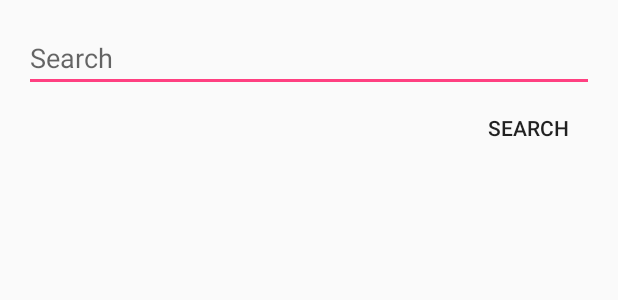
After one commit to knpFletcher/pownallkarenaca, an Android app: the layout activity_search.xml on its own in the app's theme, with its tools: preview values and no code run, on a phone screen of 412 x 824 dp. The commit adds this screen. Shown: the top 300 px of the screen. Run offline under Robolectric (Android 15) with nearby library versions, the phone set to English and light mode, and no system bars.

Commit message:
FilmSearch: working on adding search functionality

```diff
--- a/FilmSearch/app/build.gradle
+++ b/FilmSearch/app/build.gradle
@@ -1,4 +1,5 @@
 apply plugin: 'com.android.application'
+apply plugin: 'com.neenbedankt.android-apt'
 
 android {
     compileSdkVersion 24
@@ -41,4 +42,9 @@ dependencies {
     compile 'com.squareup.retrofit2:retrofit:2.1.0'
     compile 'com.squareup.retrofit2:converter-gson:2.1.0'
     compile 'com.squareup.picasso:picasso:2.5.2'
+    ///////////////
+    //butterknife//
+    ///////////////
+    compile 'com.jakewharton:butterknife:8.4.0'
+    apt 'com.jakewharton:butterknife-compiler:8.4.0'
 }
--- a/FilmSearch/app/src/main/AndroidManifest.xml
+++ b/FilmSearch/app/src/main/AndroidManifest.xml
@@ -22,6 +22,8 @@
         </activity>
         <activity android:name=".DetailActivity">
         </activity>
+        <activity android:name=".SearchActivity">
+        </activity>
     </application>
 
 </manifest>
--- a/FilmSearch/app/src/main/java/com/karenpownall/android/aca/filmsearch/MoviesApiService.java
+++ b/FilmSearch/app/src/main/java/com/karenpownall/android/aca/filmsearch/MoviesApiService.java
@@ -7,4 +7,8 @@ public interface MoviesApiService {
 
     @GET("/3/movie/popular?api_key=6b7579445faf46d6b108204543118376")
     Call<Movie.MovieResult> getPopularMovies();
+
+    //search call query goes here
+    @GET("3/search/multi?api_key=6b7579445faf46d6b108204543118376")
+    Call<Movie.MovieResult> searchMovies();
 }
--- a/FilmSearch/app/src/main/res/layout/activity_main.xml
+++ b/FilmSearch/app/src/main/res/layout/activity_main.xml
@@ -30,6 +30,9 @@
         android:layout_height="wrap_content"
         android:layout_gravity="bottom|end"
         android:layout_margin="@dimen/fab_margin"
-        app:srcCompat="@android:drawable/ic_dialog_email"/>
+        android:src="@drawable/ic_search_white_24dp"
+        app:fabSize="normal"/>
+
+
 
 </android.support.design.widget.CoordinatorLayout>
--- /dev/null
+++ b/FilmSearch/app/src/main/res/layout/activity_search.xml
@@ -0,0 +1,33 @@
+<?xml version="1.0" encoding="utf-8"?>
+
+<LinearLayout xmlns:android="http://schemas.android.com/apk/res/android"
+              xmlns:tools="http://schemas.android.com/tools"
+              android:layout_width="match_parent"
+              android:layout_height="match_parent"
+              android:orientation="vertical"
+              android:paddingLeft="@dimen/activity_horizontal_margin"
+              android:paddingRight="@dimen/activity_horizontal_margin"
+              android:paddingTop="@dimen/activity_vertical_margin"
+              android:paddingBottom="@dimen/activity_vertical_margin">
+
+    <EditText
+        android:id="@+id/searchText"
+        android:layout_width="match_parent"
+        android:layout_height="wrap_content"
+        android:hint="@string/search"
+        android:inputType="text|textPersonName"/>
+    <Button
+        android:id="@+id/queryButton"
+        android:layout_width="wrap_content"
+        android:layout_height="wrap_content"
+        android:layout_gravity="end"
+        style="@style/Base.Widget.AppCompat.Button.Borderless"
+        android:text="@string/search"/>
+    <ProgressBar
+        android:id="@+id/progressBar"
+        android:layout_width="wrap_content"
+        android:layout_height="wrap_content"
+        android:indeterminate="true"
+        android:layout_centerHorizontal="true"
+        android:visibility="gone" />
+</LinearLayout>
--- a/FilmSearch/app/src/main/res/menu/menu_main.xml
+++ b/FilmSearch/app/src/main/res/menu/menu_main.xml
@@ -5,6 +5,6 @@
     <item
         android:id="@+id/action_settings"
         android:orderInCategory="100"
-        android:title="@string/action_settings"
+        android:title="@string/favorites"
         app:showAsAction="never"/>
 </menu>
--- a/FilmSearch/app/src/main/res/values/strings.xml
+++ b/FilmSearch/app/src/main/res/values/strings.xml
@@ -3,4 +3,6 @@
     <string name="action_settings">Settings</string>
     <string name="description">Loading Description...</string>
     <string name="title">Loading title...</string>
+    <string name="favorites">Favorites</string>
+    <string name="search">Search</string>
 </resources>
--- a/FilmSearch/build.gradle
+++ b/FilmSearch/build.gradle
@@ -9,6 +9,7 @@ buildscript {
 
         // NOTE: Do not place your application dependencies here; they belong
         // in the individual module build.gradle files
+        classpath 'com.neenbedankt.gradle.plugins:android-apt:1.8'
     }
 }
 
```
Also changed, not shown: FilmSearch/app/src/main/java/com/karenpownall/android/aca/filmsearch/MainActivity.java (+34 -22 lines), FilmSearch/app/src/main/res/drawable-hdpi/ic_search_white_24dp.png (added), FilmSearch/app/src/main/res/drawable-mdpi/ic_search_white_24dp.png (added), FilmSearch/app/src/main/res/drawable-xhdpi/ic_search_white_24dp.png (added), FilmSearch/app/src/main/res/drawable-xxhdpi/ic_search_white_24dp.png (added), FilmSearch/app/src/main/res/drawable-xxxhdpi/ic_search_white_24dp.png (added).
